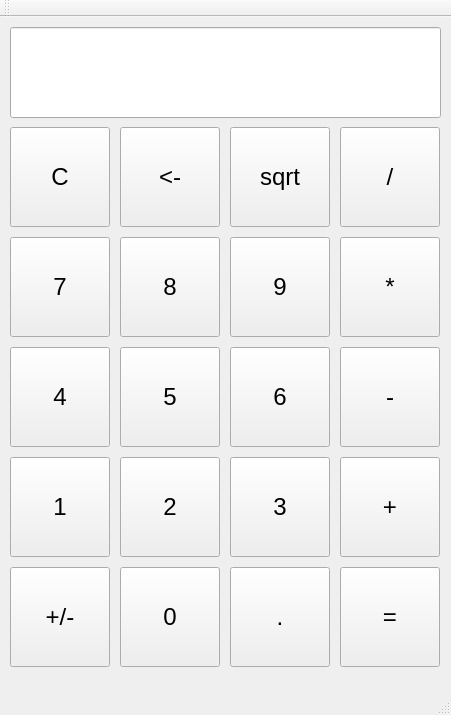
This is mainwindow.ui in KarolJaskolka/Calculator_IEE754 as Qt 5 draws it before an edit. The edited form follows.
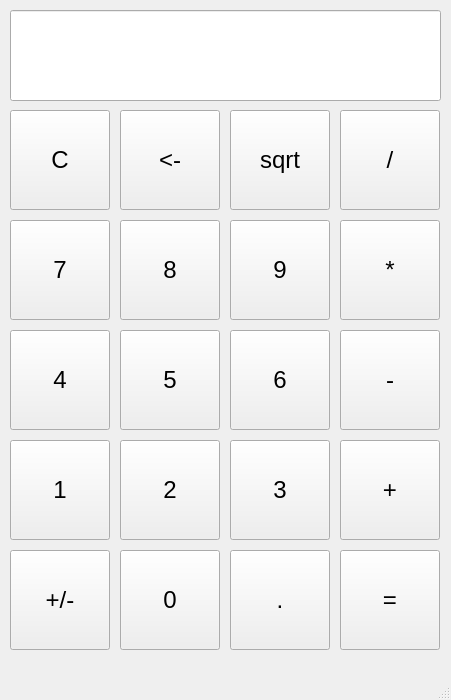
This is the edited form.

```diff
--- a/mainwindow.ui
+++ b/mainwindow.ui
@@ -7,7 +7,7 @@
     <x>0</x>
     <y>0</y>
     <width>451</width>
-    <height>715</height>
+    <height>700</height>
    </rect>
   </property>
   <property name="windowTitle">
@@ -402,14 +402,6 @@
     </rect>
    </property>
   </widget>
-  <widget class="QToolBar" name="mainToolBar">
-   <attribute name="toolBarArea">
-    <enum>TopToolBarArea</enum>
-   </attribute>
-   <attribute name="toolBarBreak">
-    <bool>false</bool>
-   </attribute>
-  </widget>
   <widget class="QStatusBar" name="statusBar"/>
  </widget>
  <layoutdefault spacing="6" margin="11"/>
```
